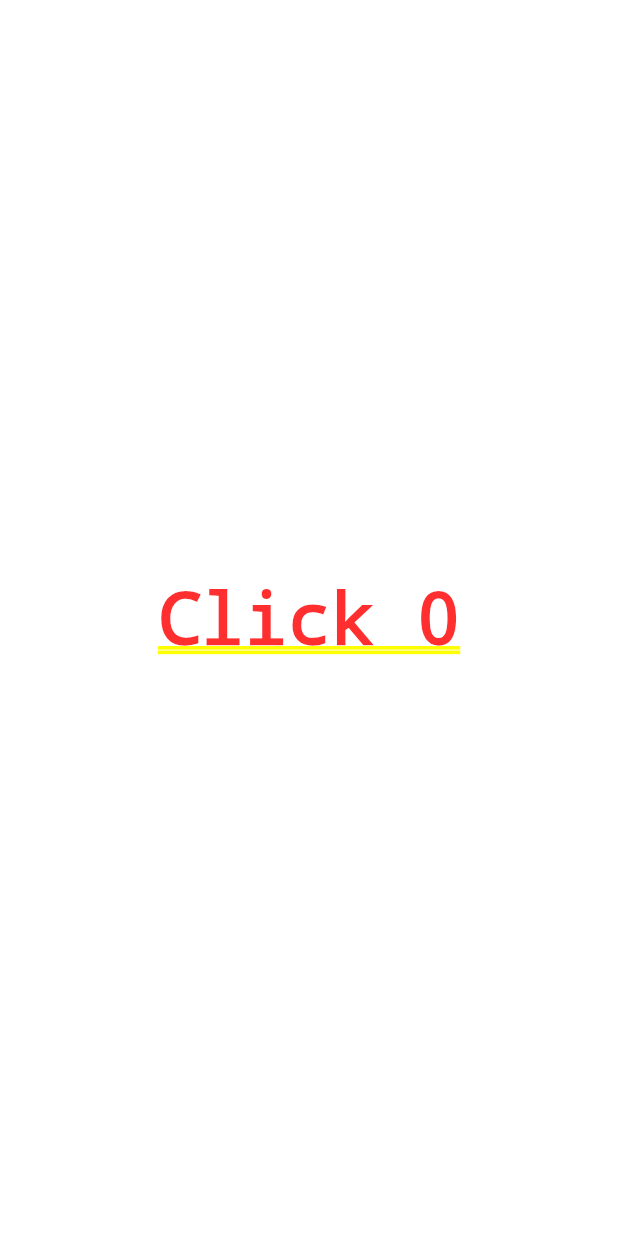
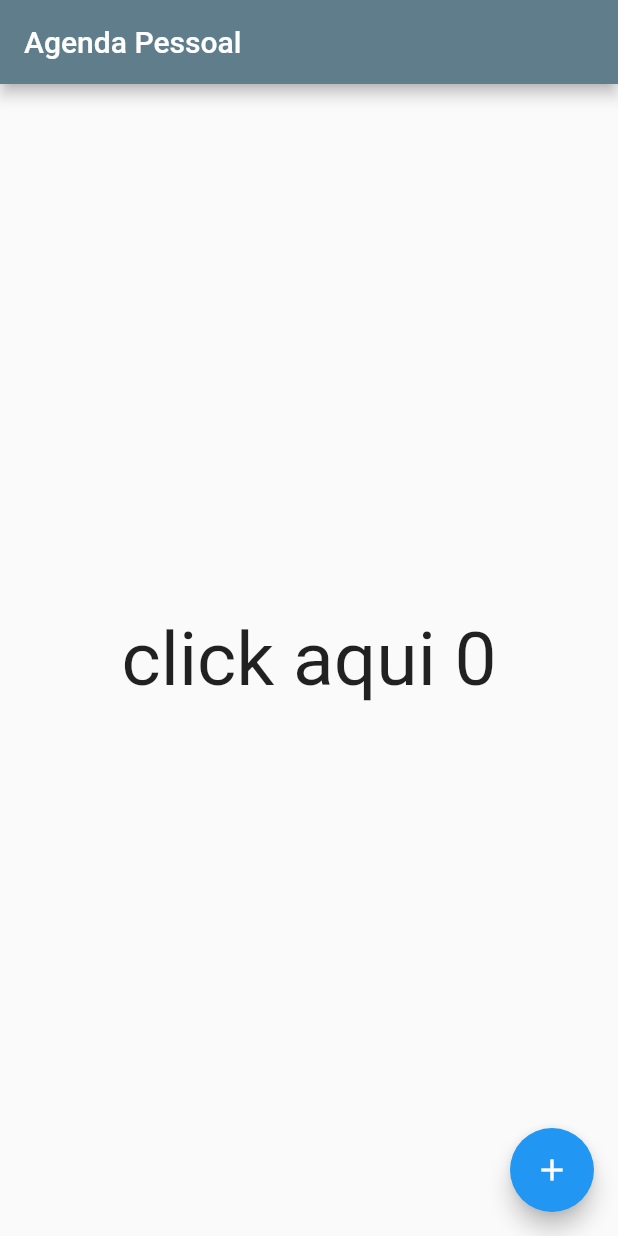
Before and after one commit to jhonatandpreis/App1, a Flutter app: the screen it shows after launch, on a phone screen of 412 x 824 dp. Run offline on Flutter 3.47's test engine with Material 2 defaults, Android fonts, the phone set to English and light mode, and no system bars.

Commit message:
Agenda 1.1

```diff
--- a/lib/home_page.dart
+++ b/lib/home_page.dart
@@ -1,34 +1,41 @@
 import 'package:flutter/material.dart';
 
-class HomePage extends  StatefulWidget{
+class HomePage extends StatefulWidget {
   @override
   State<HomePage> createState() {
-    return  HomePageState();
-}
-
+    return HomePageState();
+  }
 }
 
 class HomePageState extends State<HomePage> {
   int counter = 0;
   @override
   Widget build(BuildContext context) {
-  return Container(
-    child: Center(
-      child: GestureDetector(
-        child:Text('Click $counter'),
-        onTap:(){
+    return Scaffold(
+      appBar: AppBar(
+          title: Text(
+        'Agenda Pessoal',
+      )),
+      body: Center(
+        child: GestureDetector(
+          child: Text('click aqui $counter', style:TextStyle(fontSize: 50),),
+          onTap: () {
+            setState(() {
+              counter--;
+              // print(counter);
+            });
+          },
+        ),
+      ),
+      floatingActionButton: FloatingActionButton(
+        child: Icon(Icons.add_sharp),
+        onPressed:(){
           setState(() {
-            counter ++;
-            print(counter);
+            counter++;
+          });
 
-          });
         } ,
       ),
-    ),
-
-
-  );
-
+    );
   }
-
 }
```
